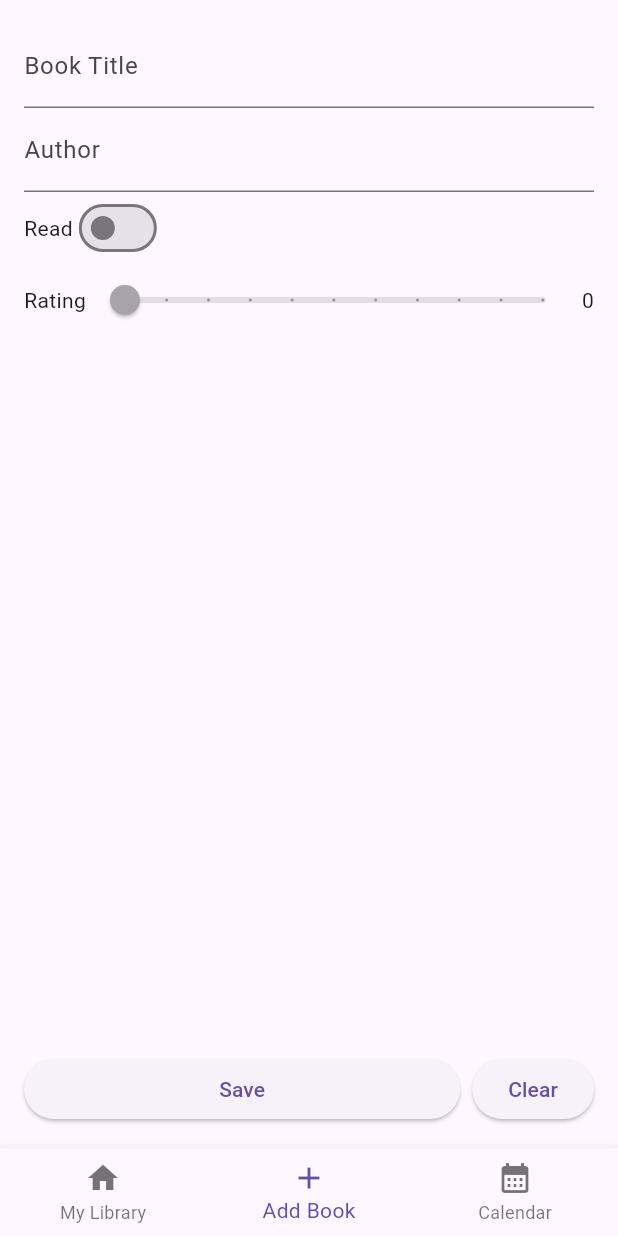
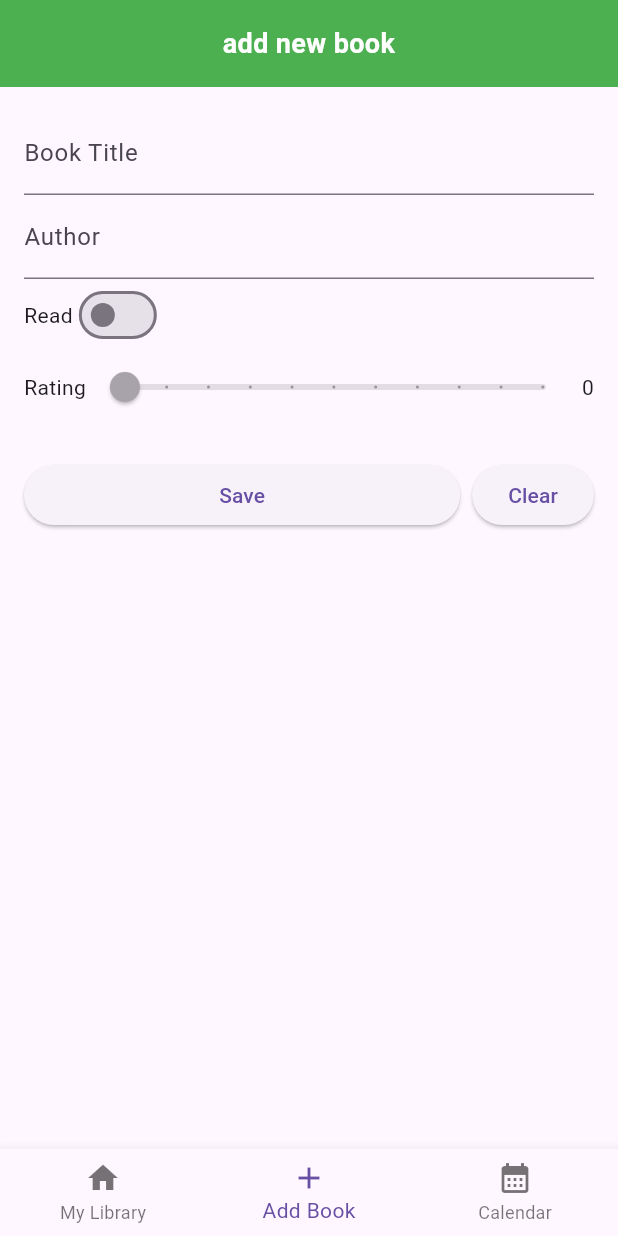
Before and after one commit to deckelmouck/fluhoowlib, a Flutter app: the screen it shows after launch, item 2 of the bottom bar chosen, on a phone screen of 412 x 824 dp. Run offline on Flutter 3.47's test engine with Material 3 defaults, Android fonts, the phone set to English and light mode, and no system bars; our stand-ins replace sqflite, table_calendar; accounts and stored records are empty.

Commit message:
update ui with safearea

```diff
--- a/lib/pages/add_book_page.dart
+++ b/lib/pages/add_book_page.dart
@@ -24,7 +24,22 @@ class AddBookPage extends StatelessWidget {
   @override
   Widget build(BuildContext context) {
     final loc = AppLocalizations.of(context)!;
-    return Padding(
+    return SafeArea(
+      child: SingleChildScrollView(
+        child: Column(
+          crossAxisAlignment: CrossAxisAlignment.start,
+          children: [
+            Container(
+              width: double.infinity,
+              color: Colors.green,
+              padding: const EdgeInsets.all(16.0),
+              child: Text(
+                'add new book',
+                style: TextStyle(color: Colors.white, fontSize: 18, fontWeight: FontWeight.bold),
+                textAlign: TextAlign.center,
+              ),
+            ),
+            Padding(
               padding: const EdgeInsets.all(16.0),
               child: Column(
                 crossAxisAlignment: CrossAxisAlignment.start,
@@ -62,7 +77,7 @@ class AddBookPage extends StatelessWidget {
                       Text(rating.round().toString()),
                     ],
                   ),
-          const Spacer(),
+                  SizedBox(height: 24),
                   Row(
                     children: [
                       Expanded(
@@ -98,6 +113,10 @@ class AddBookPage extends StatelessWidget {
                   ),
                 ],
               ),
+            ),
+          ],
+        ),
+      ),
     );
   }
 }
```
Also changed, not shown: lib/main.dart (+24 -16 lines), lib/pages/calendar_page.dart (+13 -1 lines), lib/pages/library_page.dart (+14 -5 lines). Lines whose indentation alone changed are shown as unchanged.
